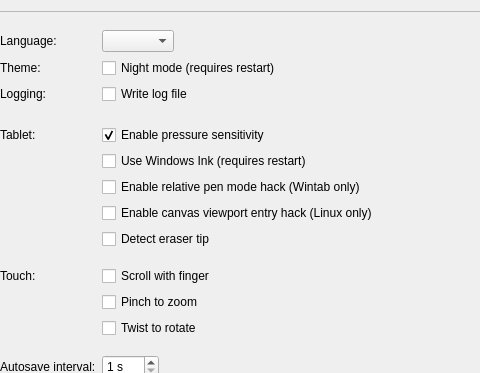
This is src/desktop/ui/settings.ui in drawpile/Drawpile as Qt 5 draws it before an edit; both pictures show x 161 to 641 and y 0 to 373 of the 775 by 545 pixel window. The edited form follows.
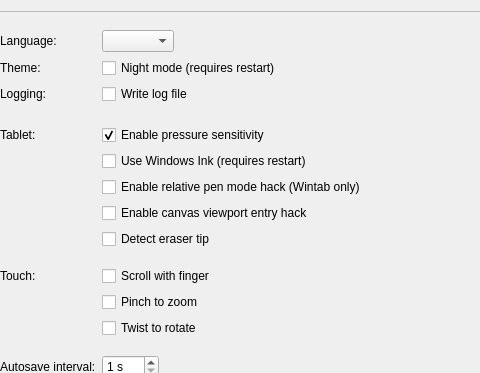
This is the edited form. The open tabs and pages were chosen to show the change. Icons and pictures are not drawn. Custom widgets are drawn as their Qt base class.

Commit message:
Make the viewport hack available on non-Linux too
Apparently this happens on other operating systems too. Fixes #836.

Patch:
```diff
--- a/src/desktop/ui/settings.ui
+++ b/src/desktop/ui/settings.ui
@@ -342,7 +342,7 @@
                <string>Enable this workaround if your cursor doesn't update when you move it into the canvas with the tablet pen.</string>
               </property>
               <property name="text">
-               <string>Enable canvas viewport entry hack (Linux only)</string>
+               <string>Enable canvas viewport entry hack</string>
               </property>
              </widget>
             </item>
```
The commit also changes 1 other file.
